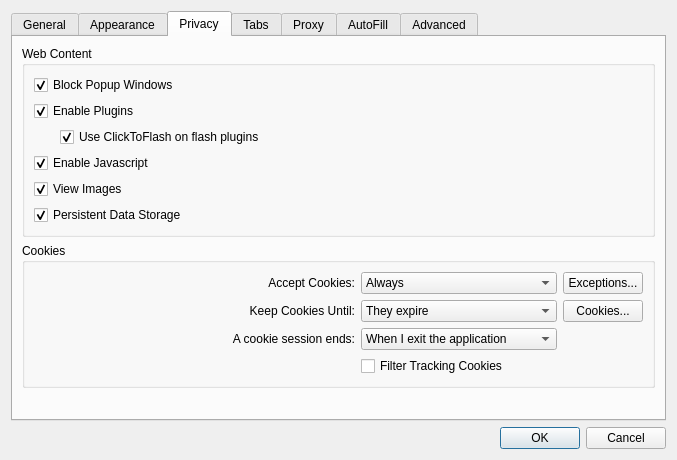
The window that src/settings.ui (mariuz/fram) describes before a commit, drawn with Qt 5.
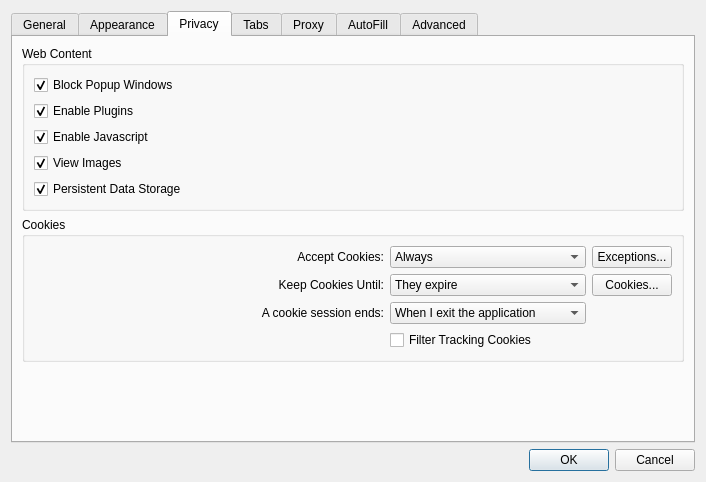
The same window after the commit. The open tabs and pages were chosen to show the change.

```diff
--- a/src/settings.ui
+++ b/src/settings.ui
@@ -6,8 +6,8 @@
    <rect>
     <x>0</x>
     <y>0</y>
-    <width>677</width>
-    <height>460</height>
+    <width>706</width>
+    <height>482</height>
    </rect>
   </property>
   <property name="windowTitle">
@@ -377,10 +377,20 @@
           <string>Web Content</string>
          </property>
          <layout class="QGridLayout" name="gridLayout_5">
-          <item row="0" column="0" colspan="2">
-           <widget class="QCheckBox" name="blockPopupWindows">
+          <item row="4" column="0" colspan="2">
+           <widget class="QCheckBox" name="enableLocalStorage">
             <property name="text">
-             <string>Block Popup Windows</string>
+             <string>Persistent Data Storage</string>
+            </property>
+            <property name="checked">
+             <bool>true</bool>
+            </property>
+           </widget>
+          </item>
+          <item row="3" column="0" colspan="2">
+           <widget class="QCheckBox" name="enableImages">
+            <property name="text">
+             <string>View Images</string>
             </property>
             <property name="checked">
              <bool>true</bool>
@@ -397,42 +407,7 @@
             </property>
            </widget>
           </item>
-          <item row="2" column="0">
-           <spacer name="horizontalSpacer_3">
-            <property name="orientation">
-             <enum>Qt::Horizontal</enum>
-            </property>
-            <property name="sizeType">
-             <enum>QSizePolicy::Fixed</enum>
-            </property>
-            <property name="sizeHint" stdset="0">
-             <size>
-              <width>20</width>
-              <height>20</height>
-             </size>
-            </property>
-           </spacer>
-          </item>
-          <item row="2" column="1">
-           <widget class="QCheckBox" name="clickToFlash">
-            <property name="sizePolicy">
-             <sizepolicy hsizetype="Expanding" vsizetype="Fixed">
-              <horstretch>0</horstretch>
-              <verstretch>0</verstretch>
-             </sizepolicy>
-            </property>
-            <property name="toolTip">
-             <string>If you enable this option, no flash objects will be loaded by default. Instead, each will be replaced by a button, allowing you to control which objects to load, and which not. </string>
-            </property>
-            <property name="text">
-             <string>Use ClickToFlash on flash plugins</string>
-            </property>
-            <property name="checked">
-             <bool>true</bool>
-            </property>
-           </widget>
-          </item>
-          <item row="3" column="0" colspan="2">
+          <item row="2" column="0" colspan="2">
            <widget class="QCheckBox" name="enableJavascript">
             <property name="text">
              <string>Enable Javascript</string>
@@ -442,20 +417,10 @@
             </property>
            </widget>
           </item>
-          <item row="4" column="0" colspan="2">
-           <widget class="QCheckBox" name="enableImages">
+          <item row="0" column="0" colspan="2">
+           <widget class="QCheckBox" name="blockPopupWindows">
             <property name="text">
-             <string>View Images</string>
-            </property>
-            <property name="checked">
-             <bool>true</bool>
-            </property>
-           </widget>
-          </item>
-          <item row="5" column="0" colspan="2">
-           <widget class="QCheckBox" name="enableLocalStorage">
-            <property name="text">
-             <string>Persistent Data Storage</string>
+             <string>Block Popup Windows</string>
             </property>
             <property name="checked">
              <bool>true</bool>
```
Left out of the diff: 17 changed lines with no effect on the pictures.
